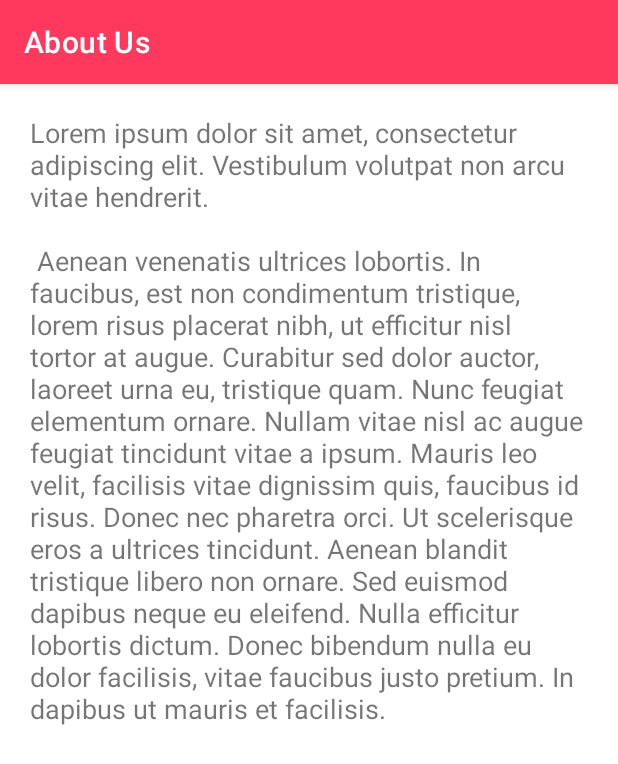
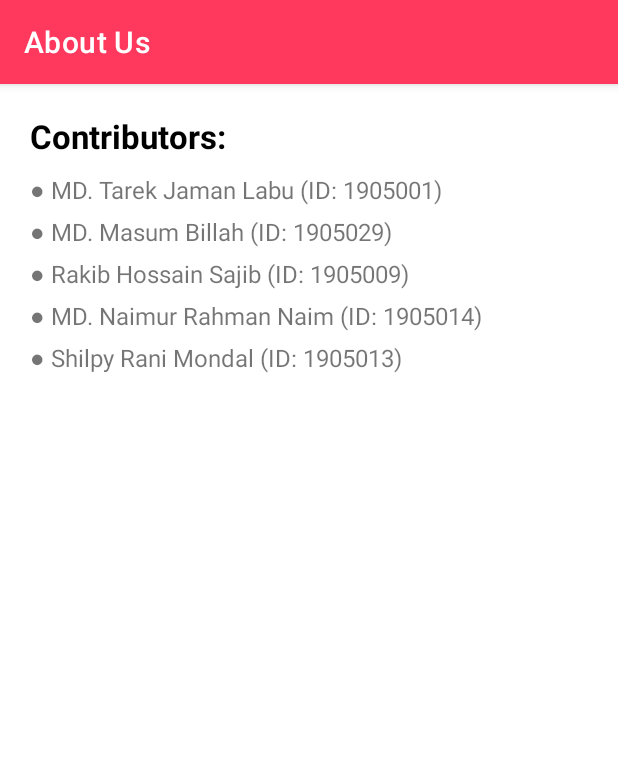
Before and after one commit to Labu1011/Life-Saver, an Android app: the AboutUsActivity screen opened directly, with no data from a screen before it, on a phone screen of 412 x 824 dp. Shown: the top 764 px of the screen. Run offline under Robolectric (Android 15) with nearby library versions, the phone set to English and light mode, and no system bars.

Commit message:
Update donation time is added. and achieved all primary target

```diff
--- a/app/src/main/AndroidManifest.xml
+++ b/app/src/main/AndroidManifest.xml
@@ -17,6 +17,9 @@
         android:supportsRtl="true"
         android:theme="@style/Theme.LifeSaver"
         tools:targetApi="31">
+        <activity
+            android:name=".UpdateDonationDateActivity"
+            android:exported="false" />
         <activity
             android:name=".FindDonorActivity"
             android:exported="false" />
--- a/app/src/main/java/com/example/lifesaver/RegistrationActivity.java
+++ b/app/src/main/java/com/example/lifesaver/RegistrationActivity.java
@@ -130,6 +130,7 @@ public class RegistrationActivity extends AppCompatActivity {
                             public void onSuccess(DocumentReference documentReference) {
                                 Toast.makeText(RegistrationActivity.this, "User created successfully!", Toast.LENGTH_SHORT).show();
                                 Intent intent = new Intent(RegistrationActivity.this, HomepageActivity.class);
+                                intent.putExtra("phoneFromRegistration", phone);
                                 startActivity(intent);
                                 finish();
                             }
--- a/app/src/main/res/layout/activity_about_us.xml
+++ b/app/src/main/res/layout/activity_about_us.xml
@@ -4,14 +4,67 @@
     xmlns:tools="http://schemas.android.com/tools"
     android:layout_width="match_parent"
     android:layout_height="match_parent"
+    android:layout_marginTop="20dp"
+    android:layout_marginLeft="20dp"
     tools:context=".AboutUsActivity">
 
     <TextView
+        android:id="@+id/titleContributor"
         android:layout_width="match_parent"
         android:layout_height="wrap_content"
-        android:textSize="18sp"
-        android:text="Lorem ipsum dolor sit amet, consectetur adipiscing elit. Vestibulum volutpat non arcu vitae hendrerit. \n \n Aenean venenatis ultrices lobortis. In faucibus, est non condimentum tristique, lorem risus placerat nibh, ut efficitur nisl tortor at augue. Curabitur sed dolor auctor, laoreet urna eu, tristique quam. Nunc feugiat elementum ornare. Nullam vitae nisl ac augue feugiat tincidunt vitae a ipsum. Mauris leo velit, facilisis vitae dignissim quis, faucibus id risus. Donec nec pharetra orci. Ut scelerisque eros a ultrices tincidunt. Aenean blandit tristique libero non ornare. Sed euismod dapibus neque eu eleifend. Nulla efficitur lobortis dictum. Donec bibendum nulla eu dolor facilisis, vitae faucibus justo pretium. In dapibus ut mauris et facilisis."
-        android:layout_marginTop="20dp"
-        android:layout_marginLeft="20dp"
+        android:textSize="22sp"
+        android:textStyle="bold"
+        android:text="Contributors:"
+        android:textColor="@color/black"
         android:layout_marginRight="20dp" />
+
+    <TextView
+        android:id="@+id/contributor1"
+        android:layout_width="match_parent"
+        android:layout_height="wrap_content"
+        android:layout_below="@id/titleContributor"
+        android:textSize="16sp"
+        android:layout_marginTop="10dp"
+        android:text="● MD. Tarek Jaman Labu (ID: 1905001)"
+        />
+    <TextView
+        android:id="@+id/contributor2"
+        android:layout_width="match_parent"
+        android:layout_height="wrap_content"
+        android:layout_below="@id/contributor1"
+        android:textSize="16sp"
+        android:layout_marginTop="5dp"
+        android:text="● MD. Masum Billah (ID: 1905029)"
+        />
+
+    <TextView
+        android:id="@+id/contributor3"
+        android:layout_width="match_parent"
+        android:layout_height="wrap_content"
+        android:layout_below="@id/contributor2"
+        android:textSize="16sp"
+        android:layout_marginTop="5dp"
+        android:text="● Rakib Hossain Sajib (ID: 1905009)"
+        />
+    <TextView
+        android:id="@+id/contributor4"
+        android:layout_width="match_parent"
+        android:layout_height="wrap_content"
+        android:layout_below="@id/contributor3"
+        android:textSize="16sp"
+        android:layout_marginTop="5dp"
+        android:text="● MD. Naimur Rahman Naim (ID: 1905014)"
+        />
+
+    <TextView
+        android:id="@+id/contributor5"
+        android:layout_width="match_parent"
+        android:layout_height="wrap_content"
+        android:layout_below="@id/contributor4"
+        android:textSize="16sp"
+        android:layout_marginTop="5dp"
+        android:text="● Shilpy Rani Mondal (ID: 1905013)"
+        />
+
+
 </RelativeLayout>
--- a/app/src/main/res/layout/activity_homepage.xml
+++ b/app/src/main/res/layout/activity_homepage.xml
@@ -65,6 +65,7 @@
         android:text="Find Donor"
         />
     <Button
+        android:id="@+id/updateDonationBtn"
         android:layout_width="match_parent"
         android:layout_height="wrap_content"
         android:padding="20dp"
@@ -72,7 +73,7 @@
         android:textSize="15sp"
         android:drawableTop="@drawable/baseline_insert_drive_file_24"
         android:layout_marginLeft="5dp"
-        android:text="About Donation"
+        android:text="Update Donation"
         />
   </LinearLayout>
 
```
Also changed, not shown: app/src/main/java/com/example/lifesaver/HomepageActivity.java (+20 -1 lines), app/src/main/java/com/example/lifesaver/UpdateDonationDateActivity.java (added, +92 -0 lines), app/src/main/java/com/example/lifesaver/VerifyPhoneActivity.java (+8 -0 lines), app/src/main/res/layout/activity_faqactivity.xml (+16 -7 lines), app/src/main/res/layout/activity_update_donation_date.xml (added, +35 -0 lines), 1 other file.
